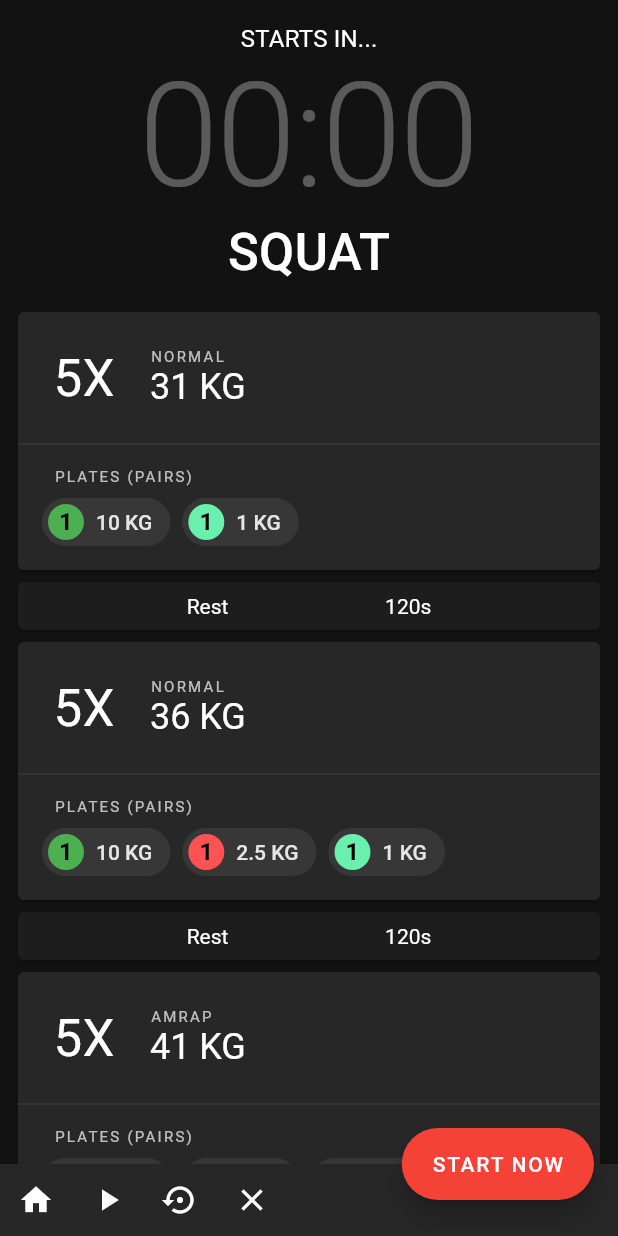
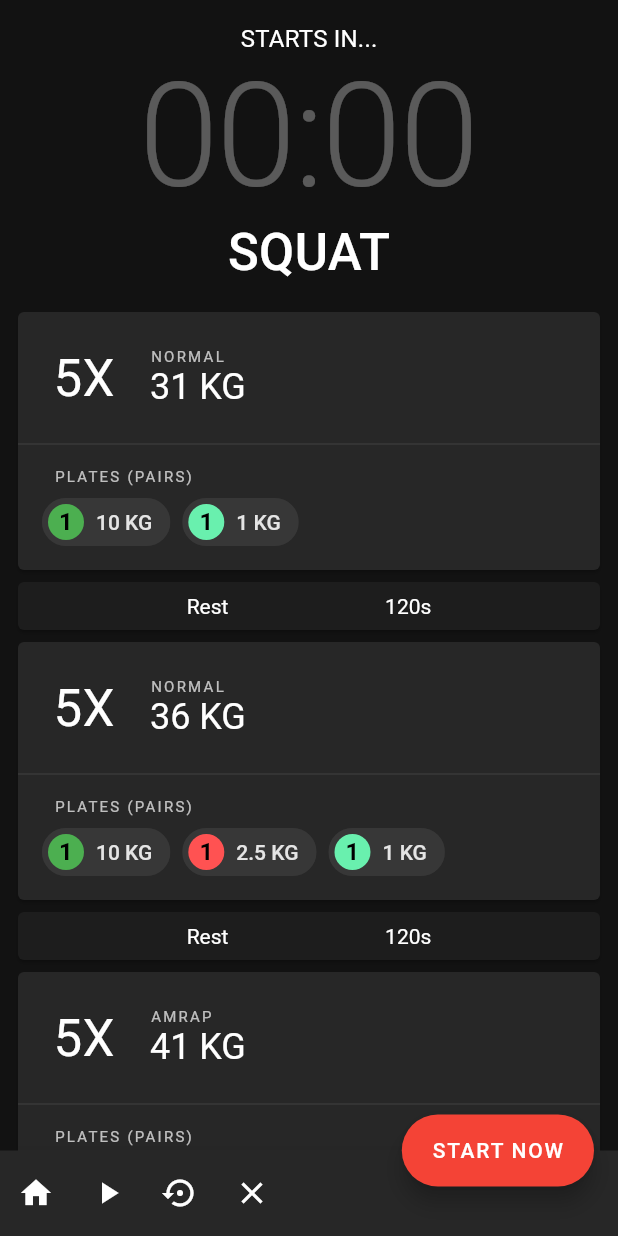
Before and after one commit to chrsep/leonidas, a Flutter app: the TrackerPage screen opened directly, on a phone screen of 412 x 824 dp. Run offline on Flutter 3.47's test engine with Material 2 defaults, Android fonts, the phone set to English and light mode, and no system bars; our stand-ins replace flutter_dotenv, flutter_local_notifications, sentry, shared_preferences, tuple, vibration; accounts and stored records are empty.

Commit message:
Make bottom app bar higher on tracker page

```diff
--- a/lib/components/trackerPage/tracker_page.dart
+++ b/lib/components/trackerPage/tracker_page.dart
@@ -81,6 +81,7 @@ class TrackerPage extends StatelessWidget {
       bottomNavigationBar: BottomAppBar(
         color: LeonidasTheme.whiteTint[4],
         child: Container(
+          height: 57,
           child: Consumer<CountdownTimer>(builder: (context, timer, _) {
             return Row(
               children: <Widget>[
```
